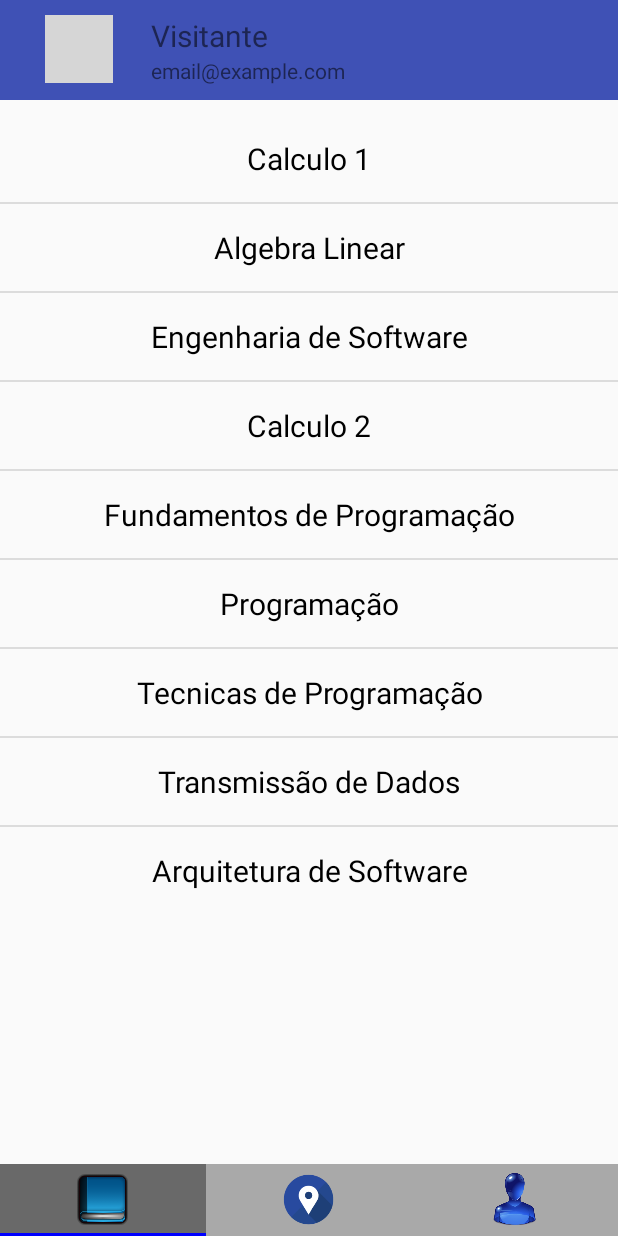
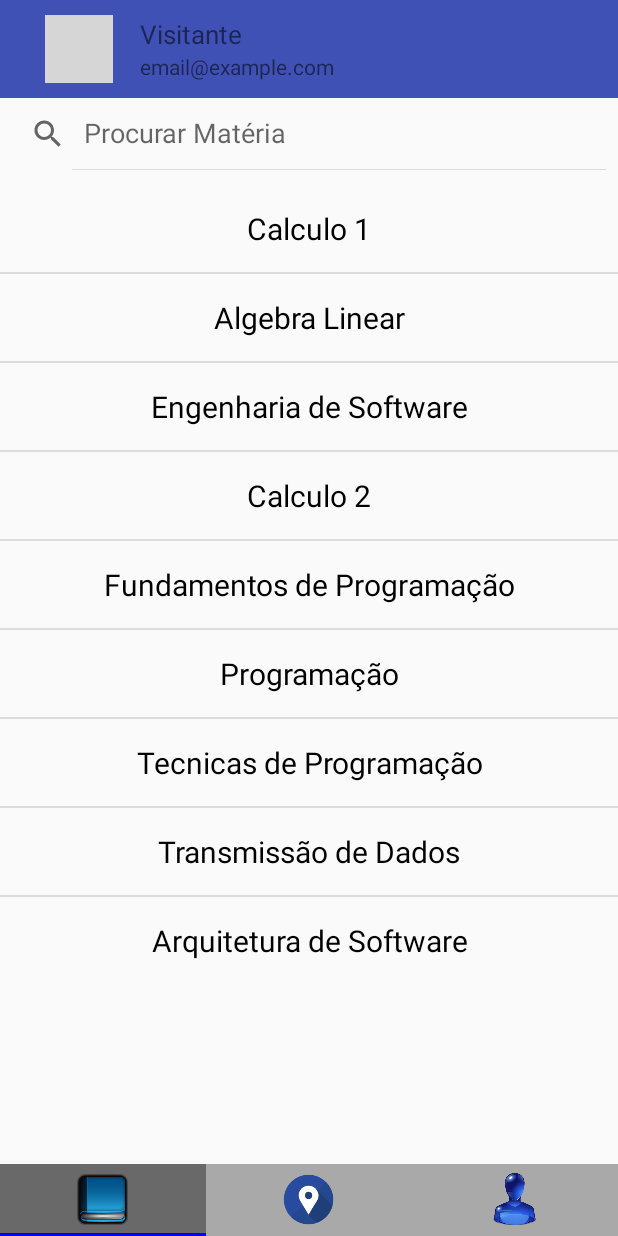
Before and after one commit to ArthurBrito/TaSabido, an Android app: the screen it shows after launch (PaginaPrincipalActivity), on a phone screen of 412 x 824 dp. Run offline under Robolectric (Android 15) with nearby library versions, the phone set to English and light mode, and no system bars; our stand-ins replace Picasso; pictures from the network do not load; 10 statements that could not run were skipped; grey boxes are pictures that could not be loaded.

Commit message:
Colocando SearchView na pagina das Materias

```diff
--- a/app/src/main/java/br/ufc/engsoftware/tasabido/MateriaFragment.java
+++ b/app/src/main/java/br/ufc/engsoftware/tasabido/MateriaFragment.java
@@ -2,18 +2,18 @@ package br.ufc.engsoftware.tasabido;
 
 import android.content.Context;
 import android.content.SharedPreferences;
-import android.graphics.Bitmap;
-import android.graphics.BitmapFactory;
-import android.graphics.drawable.Drawable;
 import android.os.Bundle;
 import android.support.v4.app.Fragment;
 import android.view.LayoutInflater;
 import android.view.View;
 import android.view.ViewGroup;
+import android.widget.Filter;
 import android.widget.ListView;
+import android.widget.SearchView;
 import android.widget.TextView;
 
 import com.squareup.picasso.Picasso;
+
 
 import br.ufc.engsoftware.DAO.MateriaDAO;
 
@@ -58,6 +58,13 @@ public class MateriaFragment extends Fragment {
         //Metodo responsável por montar o ListView das Dúvidas
         montarListViewMaterias();
 
+        // Configurando barra de busca
+        listviewMaterias.setTextFilterEnabled(true);
+        Filter filter = gerenciadorMateriasLV.getFilter();
+
+        SearchView searchviewMaterias = (SearchView) rootView.findViewById(R.id.searchview_materias);
+        MateriaSearchView configSearchView = new MateriaSearchView(listviewMaterias, searchviewMaterias, filter);
+
         return rootView;
     }
 
@@ -68,24 +75,6 @@ public class MateriaFragment extends Fragment {
         MateriaDAO materiaDAO = new MateriaDAO();
 
         gerenciadorMateriasLV = new MateriaListView(listviewMaterias, getActivity(), materiaDAO.list());
-
-        /*
-        swipeRefresh.setOnRefreshListener(
-                new SwipeRefreshLayout.OnRefreshListener() {
-                    @Override
-                    public void onRefresh() {
-                        listView.post(new Runnable() {
-                            @Override
-                            public void run() {
-                                listViewExample.setListView(getApplicationContext(), tweeterVector.list());
-                            }
-                        });
-
-                        swipeRefresh.setRefreshing(false);
-                    }
-                }
-        );
-        */
 
     }
 
--- a/app/src/main/java/br/ufc/engsoftware/tasabido/MateriaListView.java
+++ b/app/src/main/java/br/ufc/engsoftware/tasabido/MateriaListView.java
@@ -7,6 +7,7 @@ import android.os.Build;
 import android.view.View;
 import android.widget.AdapterView;
 import android.widget.ArrayAdapter;
+import android.widget.Filter;
 import android.widget.ListView;
 
 import java.util.Collections;
@@ -21,6 +22,7 @@ import br.ufc.engsoftware.models.Materia;
 public class MateriaListView {
 
     ListView listview;
+    Filter filter;
 
 
     public MateriaListView(ListView listview, Context view, Vector<Materia> vector) {
@@ -29,40 +31,45 @@ public class MateriaListView {
         setListView(view, vector);
     }
 
+    // Seta as configurações do ListView
     public void setListView(Context view, Vector<Materia> vector){
 
+        // Seta o layout e os valores do ListView
         final ArrayAdapter<Materia> adapter = new ArrayAdapter<Materia>(view,
                 R.layout.materias_listview_rowlayout, R.id.label, vector);
         listview.setAdapter(adapter);
 
-        /*
+        this.filter = adapter.getFilter();
+
+        // Seta a ação quando clicar em um item do ListView
         listview.setOnItemClickListener(new AdapterView.OnItemClickListener() {
 
             @TargetApi(Build.VERSION_CODES.JELLY_BEAN)
             @Override
             public void onItemClick(AdapterView<?> parent, final View view,
                                     int position, long id) {
+
                 final Materia item = (Materia) parent.getItemAtPosition(position);
-
-                int itemId = vectorOriginal.getId(item);
-
-                chamarEditPostActivity(view.getContext(), item, itemId);
+                chamarSubtopicoActivity(view.getContext(), item);
             }
 
-        });*/
+        });
     }
 
-    /*
-    private void chamarEditPostActivity(Context view, Materia item, int id){
-        Intent intent = new Intent();
-        intent.setAction("br.ufc.dc.dspm.action.EDITTWEETER");
+    // Intent para quando clicar no item da lista de matérias ir para a pagina de subtopicos
+    private void chamarSubtopicoActivity(Context view, Materia item){
+        Intent intent = new Intent(view, SubtopicoActivity.class);
+        intent.setAction("br.ufc.engsoftware.tasabido.SUBTOPICOS");
         intent.addFlags(Intent.FLAG_ACTIVITY_NEW_TASK);
-        intent.setComponent(null);
-        intent.addCategory("br.ufc.dc.dspm.category.CATEGORIA");
-        intent.putExtra("TEXT", item.getText());
-        intent.putExtra("ID", id);
+
+        // Passa o nome da matéria para ser exibido na activity, e o id para pesquisar no banco
+        intent.putExtra("MATERIA", item.getNome());
+        intent.putExtra("ID", item.getId());
 
         view.startActivity(intent);
     }
-    */
+
+    public Filter getFilter() {
+        return filter;
+    }
 }
--- /dev/null
+++ b/app/src/main/java/br/ufc/engsoftware/tasabido/MateriaSearchView.java
@@ -0,0 +1,48 @@
+package br.ufc.engsoftware.tasabido;
+
+import android.text.TextUtils;
+import android.widget.Adapter;
+import android.widget.Filter;
+import android.widget.ListView;
+import android.widget.SearchView;
+
+/**
+ * Created by Thiago on 15/05/2016.
+ */
+public class MateriaSearchView implements SearchView.OnQueryTextListener {
+
+    ListView listView;
+    SearchView searchView;
+    Filter filter;
+
+    public MateriaSearchView(ListView listView, SearchView searchView, Filter filter) {
+        this.listView = listView;
+        this.searchView = searchView;
+        this.filter = filter;
+
+        setupSearchView();
+    }
+
+    private void setupSearchView() {
+        searchView.setIconifiedByDefault(false);
+        searchView.setOnQueryTextListener(this);
+        searchView.setSubmitButtonEnabled(false);
+        searchView.setQueryHint("Procurar Matéria");
+        searchView.setQueryRefinementEnabled(false);
+    }
+
+
+    @Override
+    public boolean onQueryTextChange(String newText) {
+        if (TextUtils.isEmpty(newText)) {
+            filter.filter(null);
+        } else {
+            filter.filter(newText);
+        }
+        return true;
+    }
+
+    public boolean onQueryTextSubmit(String query) {
+        return false;
+    }
+}
--- a/app/src/main/res/layout/fragment_materias.xml
+++ b/app/src/main/res/layout/fragment_materias.xml
@@ -18,7 +18,7 @@
             android:layout_width="45dp"
             android:layout_height="45dp"
             android:layout_marginLeft="20dp"
-            android:layout_marginRight="25dp" />
+            android:layout_marginRight="18dp" />
 
         <!--Nome e Email -->
         <LinearLayout
@@ -31,7 +31,7 @@
                 android:id="@+id/tv_nome_usuario"
                 android:layout_width="wrap_content"
                 android:layout_height="wrap_content"
-                android:textSize="20sp" />
+                android:textSize="17sp" />
 
             <TextView
                 android:id="@+id/tv_email_usuario"
@@ -43,6 +43,11 @@
     </LinearLayout>
 
 
+    <SearchView
+        android:id="@+id/searchview_materias"
+        android:layout_width="match_parent"
+        android:layout_height="wrap_content" />
+
     <ListView
         android:id="@+id/listview_materias"
         android:layout_width="match_parent"
```
Also changed, not shown: app/src/main/AndroidManifest.xml (+9 -0 lines), app/src/main/java/br/ufc/engsoftware/tasabido/GpsFragment.java (+38 -0 lines), app/src/main/java/br/ufc/engsoftware/tasabido/SubtopicoActivity.java (added, +13 -0 lines), app/src/main/res/layout/activity_subtopico.xml (added, +12 -0 lines), app/src/main/res/layout/fragment_gps.xml (+15 -0 lines).
